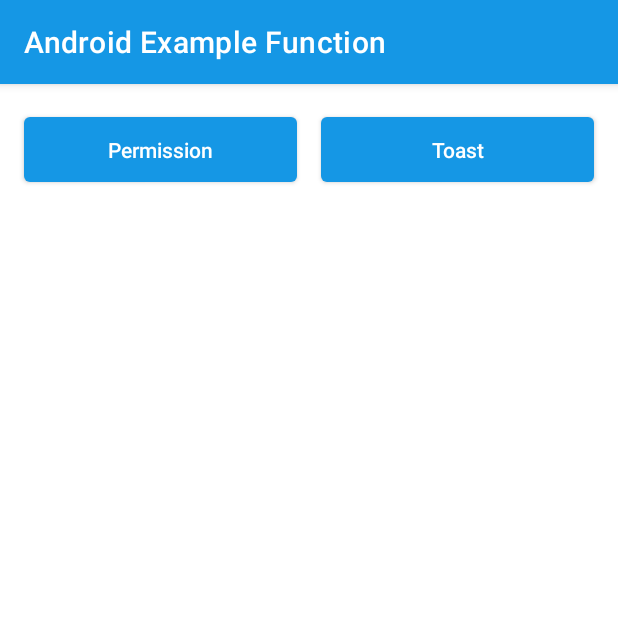
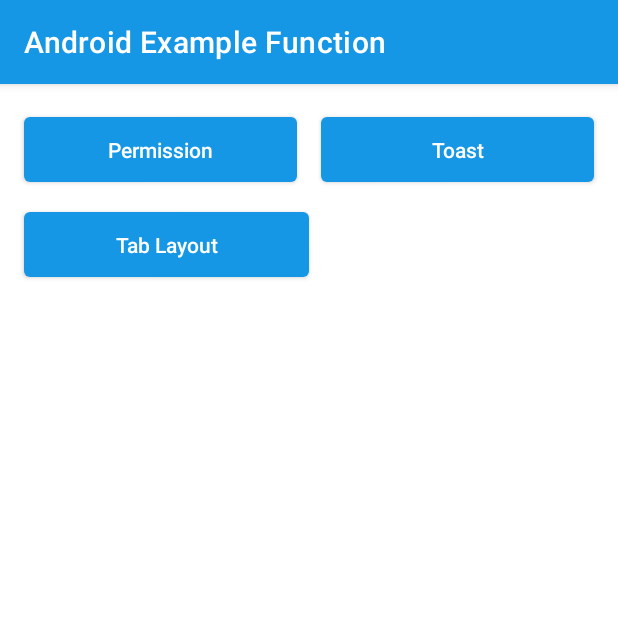
Before and after one commit to aldhykohar/Android-Example-Function, an Android app: the screen it shows after launch (MainActivity), on a phone screen of 412 x 824 dp, the top half of it. Run offline under Robolectric (Android 15) with nearby library versions, the phone set to English and light mode, and no system bars.

Commit message:
:sparkles: tab layout with viewpager2

```diff
--- a/app/src/main/AndroidManifest.xml
+++ b/app/src/main/AndroidManifest.xml
@@ -13,6 +13,9 @@
         android:supportsRtl="true"
         android:theme="@style/Theme.AndroidExampleFunction">
         <activity
+            android:name=".ui.TabLayoutActivity"
+            android:exported="false" />
+        <activity
             android:name=".ui.MainActivity"
             android:exported="true">
             <intent-filter>
--- a/app/src/main/res/layout/activity_main.xml
+++ b/app/src/main/res/layout/activity_main.xml
@@ -40,4 +40,21 @@
         app:layout_constraintStart_toEndOf="@+id/mbPermission"
         app:layout_constraintTop_toTopOf="@+id/mbPermission" />
 
+
+    <com.google.android.material.button.MaterialButton
+        android:id="@+id/mbTabLayout"
+        android:layout_width="0dp"
+        android:layout_height="wrap_content"
+        android:layout_marginStart="16dp"
+        android:layout_marginTop="8dp"
+        android:layout_marginEnd="8dp"
+        android:letterSpacing="0"
+        android:padding="12dp"
+        android:text="@string/tab_layout"
+        android:textAllCaps="false"
+        android:textSize="14sp"
+        app:layout_constraintEnd_toStartOf="@+id/mbToast"
+        app:layout_constraintHorizontal_bias="0.5"
+        app:layout_constraintStart_toStartOf="parent"
+        app:layout_constraintTop_toBottomOf="@+id/mbPermission" />
 </androidx.constraintlayout.widget.ConstraintLayout>
--- a/app/src/main/res/values/strings.xml
+++ b/app/src/main/res/values/strings.xml
@@ -3,4 +3,6 @@
     <string name="toast">Toast</string>
     <string name="permission">Permission</string>
     <string name="this_is_custom_toast">This is Custom Toast</string>
+    <string name="image">Image</string>
+    <string name="tab_layout">Tab Layout</string>
 </resources>
```
Also changed, not shown: app/src/main/java/com/aldhykohar/androidexamplefunction/ui/MainActivity.kt (+12 -1 lines), app/src/main/java/com/aldhykohar/androidexamplefunction/ui/TabLayoutActivity.kt (added, +41 -0 lines), app/src/main/java/com/aldhykohar/androidexamplefunction/ui/adapter/ViewPagerAdapter.kt (added, +36 -0 lines), app/src/main/res/layout/activity_tab_layout.xml (added, +20 -0 lines), app/src/main/res/layout/item_view_pager.xml (added, +17 -0 lines), app/src/main/res/drawable/ps4_console_white_1.png (added), app/src/main/res/drawable/ps4_console_white_2.png (added), app/src/main/res/drawable/ps4_console_white_3.png (added), app/src/main/res/drawable/ps4_console_white_4.png (added).
